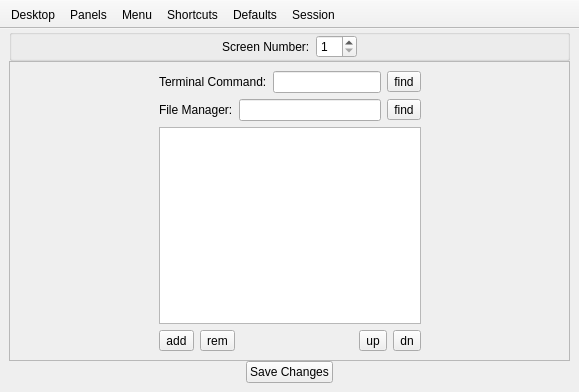
First picture: the form in lumina-config/mainUI.ui, repository lumina-desktop/lumina, before the edit.
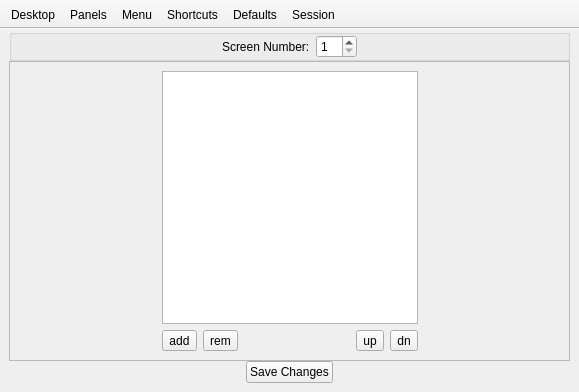
Second picture: the form after the edit. The open tabs and pages were chosen to show the change.

```diff
--- a/lumina-config/mainUI.ui
+++ b/lumina-config/mainUI.ui
@@ -778,28 +778,7 @@
       </widget>
       <widget class="QWidget" name="page_menu">
        <layout class="QGridLayout" name="gridLayout">
-        <item row="0" column="1">
-         <layout class="QHBoxLayout" name="horizontalLayout_14">
-          <item>
-           <widget class="QLabel" name="label_10">
-            <property name="text">
-             <string>Terminal Command:</string>
-            </property>
-           </widget>
-          </item>
-          <item>
-           <widget class="QLineEdit" name="line_menu_term"/>
-          </item>
-          <item>
-           <widget class="QToolButton" name="tool_menu_findterm">
-            <property name="text">
-             <string notr="true">find</string>
-            </property>
-           </widget>
-          </item>
-         </layout>
-        </item>
-        <item row="2" column="0">
+        <item row="0" column="0">
          <spacer name="horizontalSpacer_7">
           <property name="orientation">
            <enum>Qt::Horizontal</enum>
@@ -812,10 +791,10 @@
           </property>
          </spacer>
         </item>
-        <item row="2" column="1">
+        <item row="0" column="1">
          <widget class="QListWidget" name="list_menu"/>
         </item>
-        <item row="2" column="2">
+        <item row="0" column="2">
          <spacer name="horizontalSpacer_8">
           <property name="orientation">
            <enum>Qt::Horizontal</enum>
@@ -828,7 +807,7 @@
           </property>
          </spacer>
         </item>
-        <item row="3" column="1">
+        <item row="1" column="1">
          <layout class="QHBoxLayout" name="horizontalLayout_13">
           <item>
            <widget class="QToolButton" name="tool_menu_add">
@@ -873,30 +852,6 @@
           </item>
          </layout>
         </item>
-        <item row="1" column="1">
-         <layout class="QHBoxLayout" name="horizontalLayout_18">
-          <property name="topMargin">
-           <number>0</number>
-          </property>
-          <item>
-           <widget class="QLabel" name="label_15">
-            <property name="text">
-             <string>File Manager:</string>
-            </property>
-           </widget>
-          </item>
-          <item>
-           <widget class="QLineEdit" name="line_menu_fm"/>
-          </item>
-          <item>
-           <widget class="QToolButton" name="tool_menu_findfm">
-            <property name="text">
-             <string>find</string>
-            </property>
-           </widget>
-          </item>
-         </layout>
-        </item>
        </layout>
       </widget>
       <widget class="QWidget" name="page_shortcuts">
```
Left out of the diff: 22 changed lines with no effect on the pictures.
